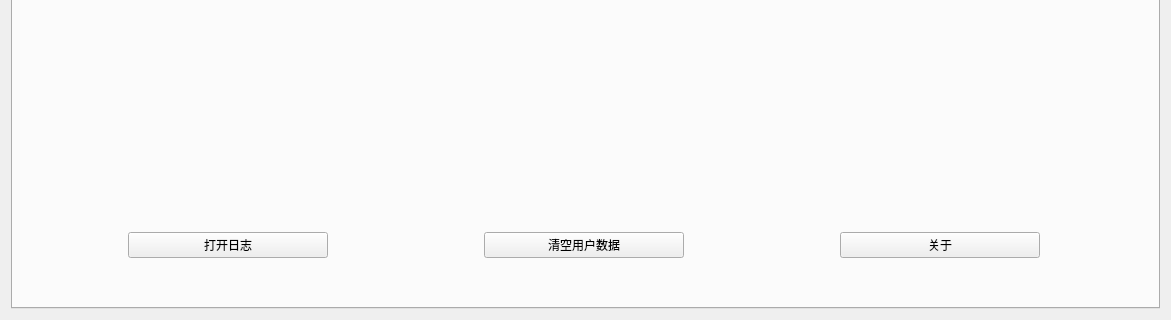
Old version of the form src/ui/PySide_src/mainWidget.ui in the repository Zeal-L/BiliBili-Manga-Downloader; both pictures show x 0 to 1171 and y 384 to 704 of the 1171 by 704 pixel window.
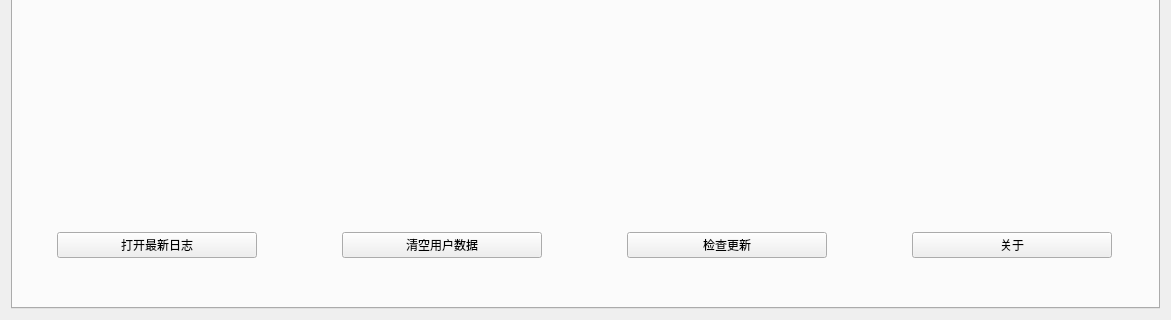
New version of the form. The open tabs and pages were chosen to show the change. Icons and pictures are not drawn.

Commit message: :sparkles: 新增功能：检测软件更新

```diff
--- a/src/ui/PySide_src/mainWidget.ui
+++ b/src/ui/PySide_src/mainWidget.ui
@@ -842,7 +842,7 @@
             </size>
            </property>
            <property name="text">
-            <string>打开日志</string>
+            <string>打开最新日志</string>
            </property>
           </widget>
          </item>
@@ -859,6 +859,19 @@
            </property>
           </widget>
          </item>
+         <item>
+          <widget class="QPushButton" name="pushButton_check_update">
+           <property name="maximumSize">
+            <size>
+             <width>200</width>
+             <height>16777215</height>
+            </size>
+           </property>
+           <property name="text">
+            <string>检查更新</string>
+           </property>
+          </widget>
+         </item>
          <item>
           <widget class="QPushButton" name="pushButton_about">
            <property name="maximumSize">
```
The commit also changes 5 other files.
